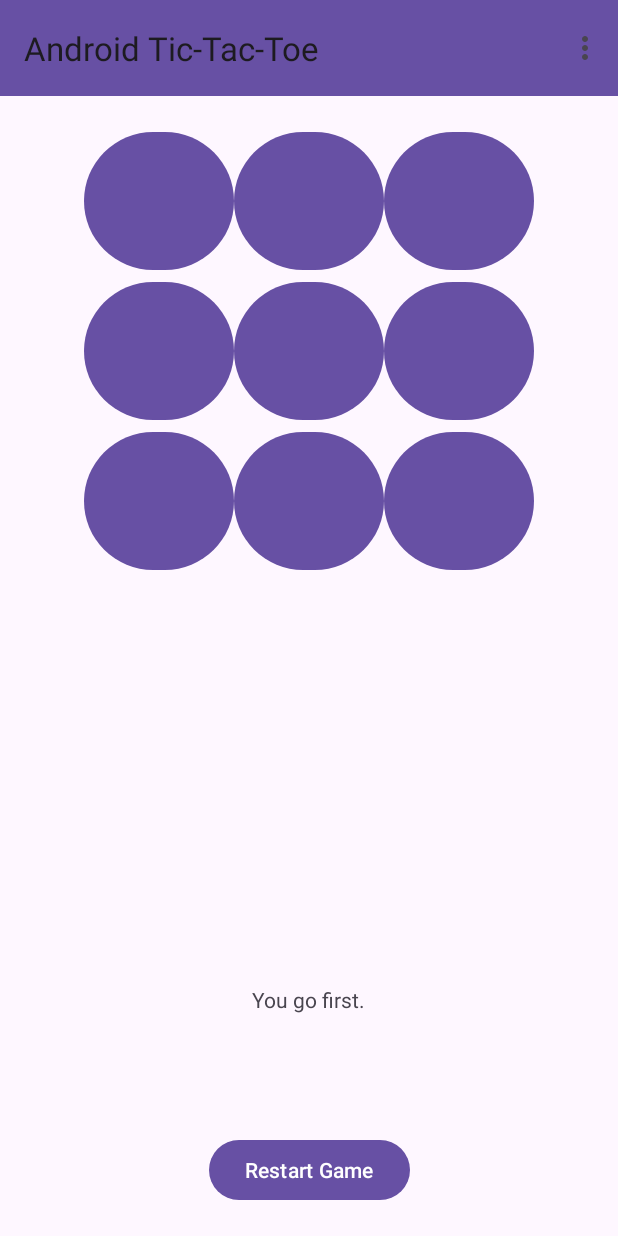
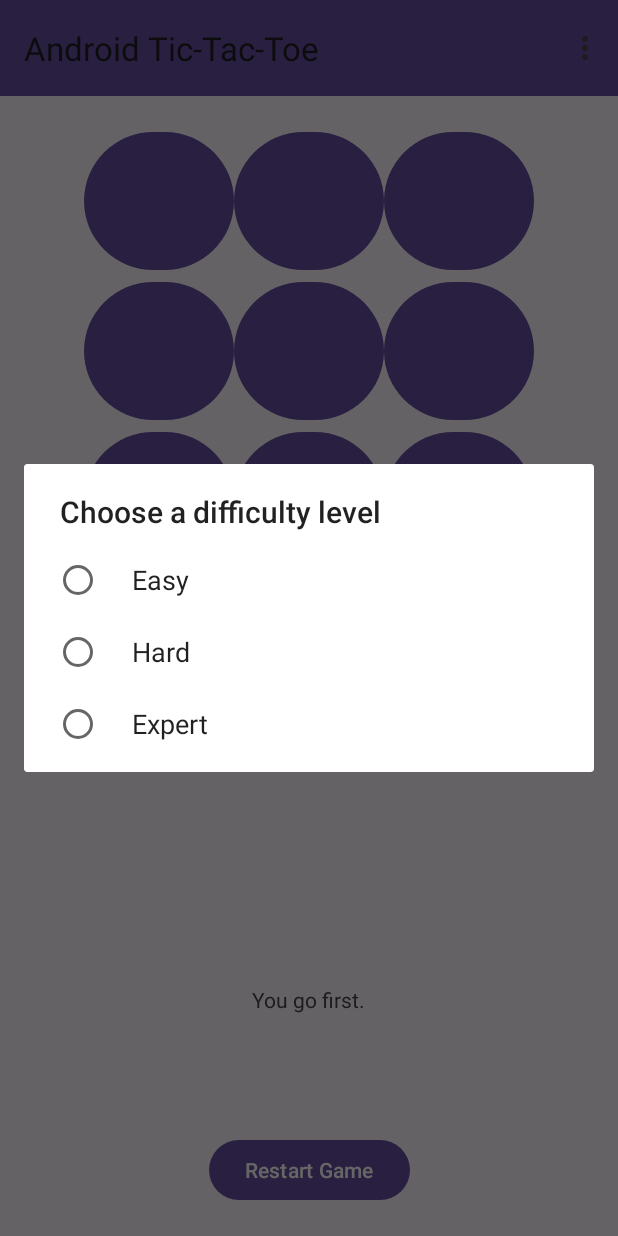
Before and after one commit to kaninoc/reto_2, an Android app: the screen it shows after launch (MainActivity), in the options menu, after a tap on "Difficulty", on a phone screen of 412 x 824 dp. Run offline under Robolectric (Android 15) with nearby library versions, the phone set to English and light mode, and no system bars.

Commit message:
difficult add

```diff
--- a/app/src/main/java/co/edu/unal/tictactoe/MainActivity.java
+++ b/app/src/main/java/co/edu/unal/tictactoe/MainActivity.java
@@ -3,6 +3,9 @@ package co.edu.unal.tictactoe;
 import androidx.appcompat.app.AppCompatActivity;
 
 import android.annotation.SuppressLint;
+import android.app.AlertDialog;
+import android.app.Dialog;
+import android.content.DialogInterface;
 import android.graphics.Color;
 import android.os.Bundle;
 import android.view.Menu;
@@ -11,6 +14,7 @@ import android.view.MenuItem;
 import android.view.View;
 import android.widget.Button;
 import android.widget.TextView;
+import android.widget.Toast;
 
 import androidx.appcompat.widget.Toolbar;
 
@@ -24,7 +28,8 @@ public class MainActivity extends AppCompatActivity {
     private Button mBoardButtons[];
     // Various text displayed
     private TextView mInfoTextView;
-
+    static final int DIALOG_DIFFICULTY_ID = 0;
+    static final int DIALOG_QUIT_ID = 1;
     @SuppressLint("MissingInflatedId")
     @Override
     protected void onCreate(Bundle savedInstanceState) {
@@ -33,6 +38,7 @@ public class MainActivity extends AppCompatActivity {
         setContentView(R.layout.activity_main);
         // Buscar el botón de reinicio por su ID
         Button buttonRestart = findViewById(R.id.buttonRestart);
+        // add toolbar
         Toolbar toolbar = findViewById(R.id.toolbar);
         setSupportActionBar(toolbar);
 
@@ -74,13 +80,61 @@ public class MainActivity extends AppCompatActivity {
 
     @Override
     public boolean onOptionsItemSelected(MenuItem item) {
-        //startNewGame();
+
         switch (item.getItemId()){
             case R.id.new_game:
                 startNewGame();
                 return true;
+            case R.id.ai_difficulty:
+            showDialog(DIALOG_DIFFICULTY_ID);
+            return true;
+
         }
         return true;
+    }
+    int selected = -1;
+    @Override
+    protected Dialog onCreateDialog(int id) {
+
+        Dialog dialog = null;
+        AlertDialog.Builder builder = new AlertDialog.Builder(this);
+
+        switch(id) {
+            case DIALOG_DIFFICULTY_ID:
+                builder.setTitle(R.string.difficulty_choose);
+                final CharSequence[] levels = {
+                        getResources().getString(R.string.difficulty_easy),
+                        getResources().getString(R.string.difficulty_harder),
+                        getResources().getString(R.string.difficulty_expert)
+                };
+
+                builder.setSingleChoiceItems(levels, selected,
+                        new DialogInterface.OnClickListener() {
+                            public void onClick(DialogInterface dialog, int item) {
+                                // Guardar la selección del usuario en la variable 'selected'
+                                selected = item;
+
+                                // Configurar el nivel de dificultad en mGame según la selección
+                                if (item == 0) {
+                                    mGame.setDifficultyLevel(TicTacToeGame.DifficultyLevel.Easy);
+                                } else if (item == 1) {
+                                    mGame.setDifficultyLevel(TicTacToeGame.DifficultyLevel.Hard);
+                                } else if (item == 2) {
+                                    mGame.setDifficultyLevel(TicTacToeGame.DifficultyLevel.Expert);
+                                }
+
+                                dialog.dismiss(); // Cerrar el diálogo
+
+                                // Mostrar un mensaje para confirmar la selección de dificultad
+                                Toast.makeText(getApplicationContext(), levels[item], Toast.LENGTH_SHORT).show();
+                            }
+                        });
+
+                dialog = builder.create();
+                break;
+        }
+
+        return dialog;
     }
     // Set up the game board.
     private void startNewGame() {
--- a/app/src/main/res/values/strings.xml
+++ b/app/src/main/res/values/strings.xml
@@ -6,4 +6,8 @@
     <string name="result_tie">It\'s a tie.</string>
     <string name="result_human_wins">You won!</string>
     <string name="result_computer_wins">Android won!</string>
+    <string name="difficulty_choose">Choose a difficulty level</string>
+    <string name="difficulty_easy">Easy</string>
+    <string name="difficulty_harder">Hard</string>
+    <string name="difficulty_expert">Expert</string>
 </resources>
```
